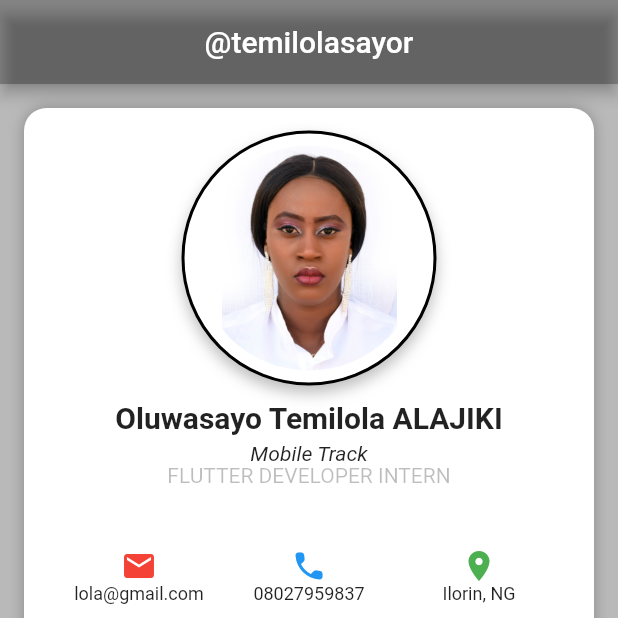
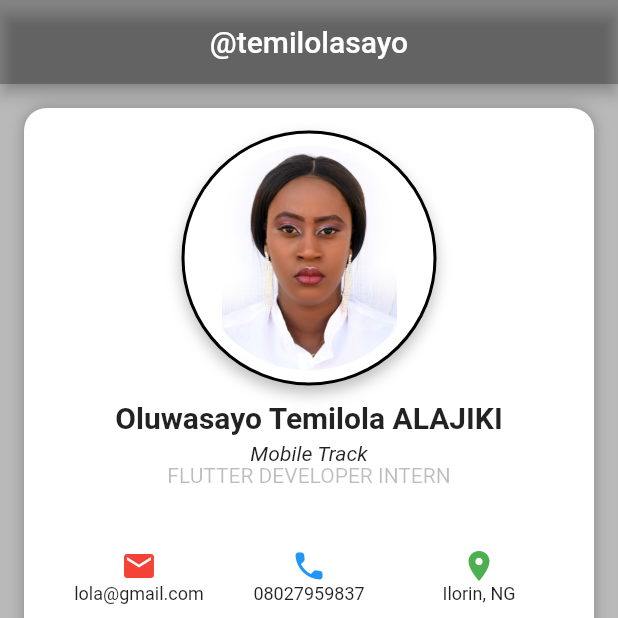
Before and after one commit to temilolasayo/my_portfolio, a Flutter app: the screen it shows after launch, on a phone screen of 412 x 824 dp, the top half of it. Run offline on Flutter 3.47's test engine with Material 2 defaults, Android fonts, the phone set to English and light mode, and no system bars.

```diff
--- a/lib/main.dart
+++ b/lib/main.dart
@@ -11,7 +11,7 @@ class PortfolioApp extends StatelessWidget {
       home: Scaffold(
         appBar: AppBar(
           backgroundColor: Colors.black45,
-          title: Text("@temilolasayor"),
+          title: Text("@temilolasayo"),
           centerTitle: true,
         ),
         body: SafeArea(
```
